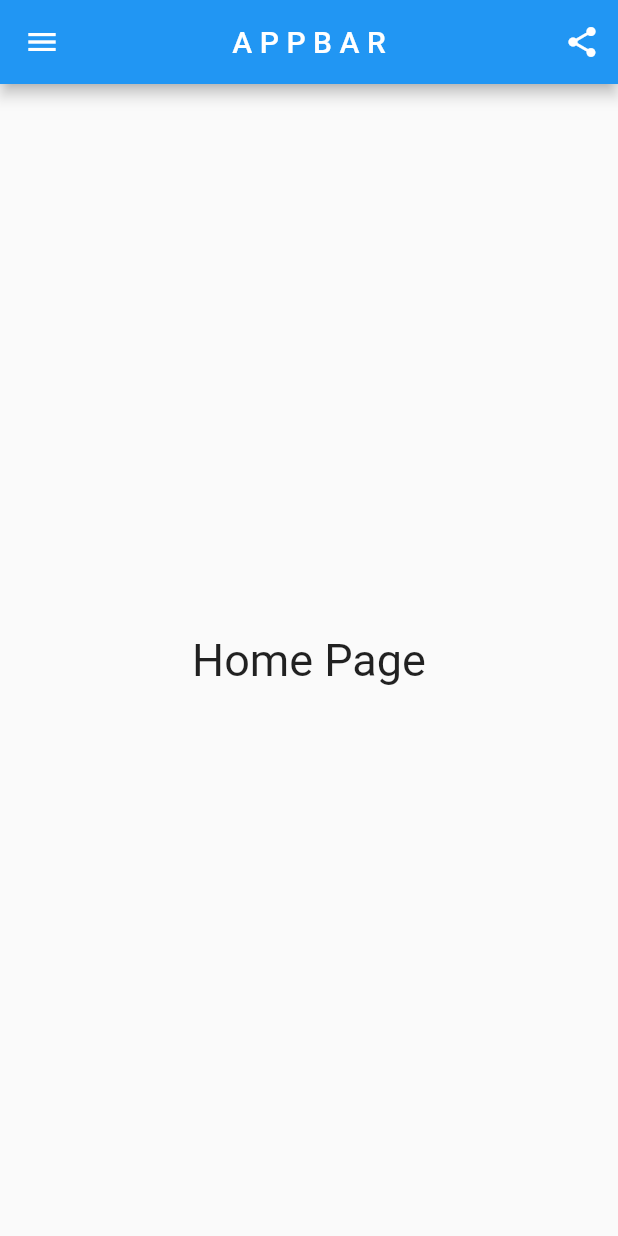
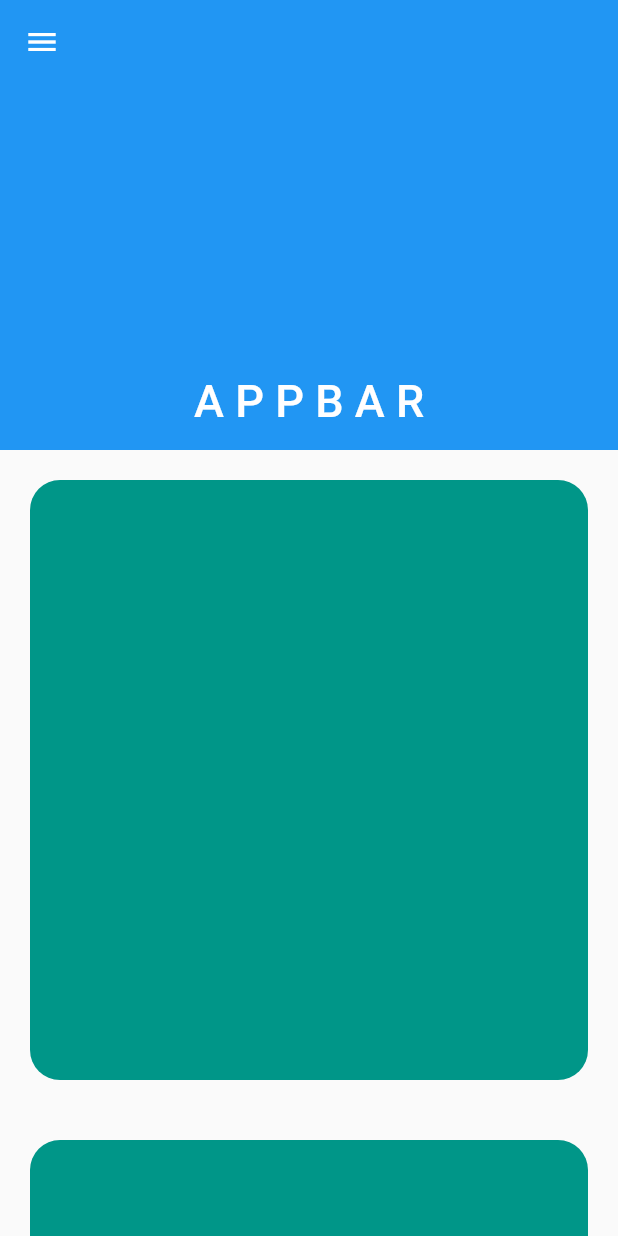
Before and after one commit to dkajolroy/flutter_widgets, a Flutter app: the screen it shows after launch, on a phone screen of 412 x 824 dp. Run offline on Flutter 3.47's test engine with Material 2 defaults, Android fonts, the phone set to English and light mode, and no system bars.

Commit message:
sliver_app_bar

```diff
--- a/lib/main.dart
+++ b/lib/main.dart
@@ -1,5 +1,5 @@
 import 'package:flutter/material.dart';
-import 'package:flutter_application_01/widgets/drawer_widget.dart';
+import 'package:flutter_application_01/widgets/silverAppBar_widget.dart';
 
 void main() {
   runApp(const MyApp());
@@ -10,6 +10,6 @@ class MyApp extends StatelessWidget {
 
   @override
   Widget build(BuildContext context) {
-    return const MaterialApp(home: DrawerWidget());
+    return const MaterialApp(home: SilverAppBarWidget());
   }
 }
--- /dev/null
+++ b/lib/widgets/silverAppBar_widget.dart
@@ -0,0 +1,52 @@
+import 'package:flutter/material.dart';
+
+class SilverAppBarWidget extends StatelessWidget {
+  const SilverAppBarWidget({super.key});
+
+  @override
+  Widget build(BuildContext context) {
+    return Scaffold(
+      body: Center(
+        child: CustomScrollView(
+          slivers: [
+            SliverAppBar(
+              backgroundColor: Colors.amber,
+              leading: const Icon(Icons.menu),
+              expandedHeight: 300,
+              pinned: true,
+              centerTitle: false,
+              flexibleSpace: FlexibleSpaceBar(
+                background: Container(
+                  color: Colors.blue,
+                ),
+                centerTitle: true,
+                title: const Text("A P P B A R"),
+              ),
+            ),
+            SliverToBoxAdapter(
+                child: Padding(
+                    padding: const EdgeInsets.all(20.0),
+                    child: ClipRRect(
+                      borderRadius: const BorderRadius.all(Radius.circular(20)),
+                      child: Container(height: 400, color: Colors.teal),
+                    ))),
+            SliverToBoxAdapter(
+                child: Padding(
+                    padding: const EdgeInsets.all(20.0),
+                    child: ClipRRect(
+                      borderRadius: const BorderRadius.all(Radius.circular(20)),
+                      child: Container(height: 400, color: Colors.teal),
+                    ))),
+            SliverToBoxAdapter(
+                child: Padding(
+                    padding: const EdgeInsets.all(20.0),
+                    child: ClipRRect(
+                      borderRadius: const BorderRadius.all(Radius.circular(20)),
+                      child: Container(height: 400, color: Colors.teal),
+                    )))
+          ],
+        ),
+      ),
+    );
+  }
+}
```
